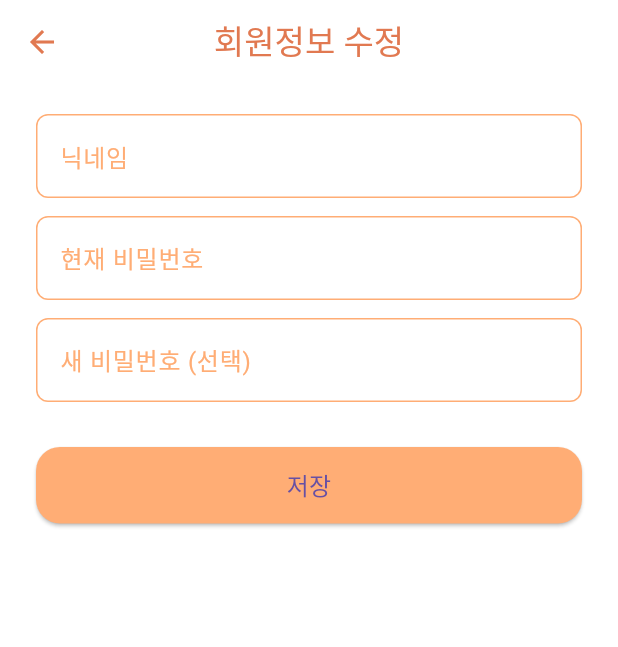
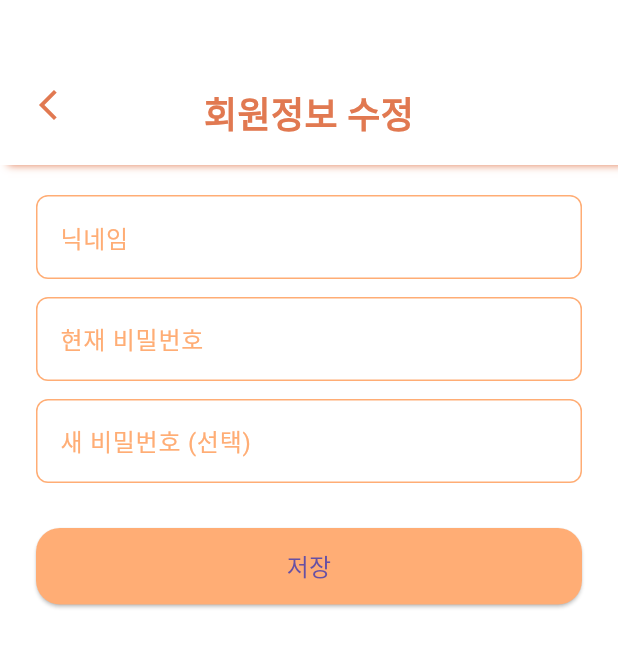
Before and after one commit to melodical-2025/melodical_app, a Flutter app: the AccounteditScreen screen opened by its route, on a phone screen of 412 x 824 dp. Shown: the top 647 px of the screen. Run offline on Flutter 3.47's test engine with Material 3 defaults, Android fonts, the light colour scheme and no system bars; our stand-ins replace flutter_rating_bar, flutter_secure_storage, google_fonts, google_sign_in; missing offline and left inert: flutter_naver_login, kakao_flutter_sdk_auth, kakao_flutter_sdk_user; accounts and stored records are empty; network calls fail.

Commit message:
account 및 accountedit 수정

```diff
--- a/lib/screens/accountedit_screen.dart
+++ b/lib/screens/accountedit_screen.dart
@@ -67,16 +67,15 @@ class _AccounteditScreenState extends State<AccounteditScreen> {
 
     _showSnack('정보가 수정되었습니다');
     setState(() => _isLoading = false);
+    if (!mounted) return;
     Navigator.pop(context);
   }
 
   void _showSnack(String msg) {
-    ScaffoldMessenger.of(context)
-        .showSnackBar(SnackBar(content: Text(msg)));
+    ScaffoldMessenger.of(context).showSnackBar(SnackBar(content: Text(msg)));
   }
 
-  InputDecoration _decor(String label,{bool readOnly=false})=>
-      InputDecoration(
+  InputDecoration _decor(String label,{bool readOnly=false}) => InputDecoration(
     labelText: label,
     filled: true,
     fillColor: readOnly? Colors.grey[100] : Colors.white,
@@ -94,13 +93,67 @@ class _AccounteditScreenState extends State<AccounteditScreen> {
   @override
   Widget build(BuildContext ctx) => Scaffold(
     backgroundColor: bgColor,
-    appBar: AppBar(
-      backgroundColor: bgColor,
-      elevation: 0,
-      centerTitle: true,
-      title: const Text('회원정보 수정', style: TextStyle(color: textColor)),
-      iconTheme: const IconThemeData(color: textColor),
+
+    appBar: PreferredSize(
+      preferredSize: const Size.fromHeight(110),
+      child: Container(
+        height: 110,
+        decoration: const BoxDecoration(
+          color: Colors.white,
+          boxShadow: [
+            BoxShadow(
+              color: Color(0xFFE17951),
+              blurRadius: 4,
+              offset: Offset(5, 0),
+              spreadRadius: 0,
             ),
+          ],
+        ),
+        child: SafeArea(
+          bottom: false,
+          child: Padding(
+            padding: const EdgeInsets.only(bottom: 16, left: 8, right: 8),
+            child: Stack(
+              alignment: Alignment.bottomCenter,
+              children: [
+                const Positioned(
+                  bottom: 0,
+                  left: 0,
+                  right: 0,
+                  child: Center(
+                    child: Text(
+                      '회원정보 수정',
+                      style: TextStyle(
+                        color: textColor,
+                        fontSize: 24,
+                        fontWeight: FontWeight.bold,
+                      ),
+                    ),
+                  ),
+                ),
+                Positioned(
+                  left: 0,
+                  bottom: 0,
+                  child: IconButton(
+                    icon: const Icon(Icons.arrow_back_ios_new, color: textColor),
+                    tooltip: '뒤로',
+                    onPressed: () {
+                      if (Navigator.of(context).canPop()) {
+                        Navigator.of(context).pop();
+                      } else {
+                        // 스택이 없으면 계정설정 화면으로
+                        Navigator.pushReplacementNamed(context, '/account');
+                      }
+                    },
+                  ),
+                ),
+              ],
+            ),
+          ),
+        ),
+      ),
+    ),
+
     body: Padding(
       padding: const EdgeInsets.symmetric(horizontal:24, vertical:20),
       child: Column(
@@ -108,27 +161,27 @@ class _AccounteditScreenState extends State<AccounteditScreen> {
           TextField(
             controller: _nickCtrl,
             decoration: _decor('닉네임'),
-            style: TextStyle(color: textColor),
+            style: const TextStyle(color: textColor),
           ),
           const SizedBox(height:12),
           TextField(
             controller: _currentCtrl,
             decoration: _decor('현재 비밀번호'),
             obscureText: true,
-            style: TextStyle(color: textColor),
+            style: const TextStyle(color: textColor),
           ),
           const SizedBox(height:12),
           TextField(
             controller: _newCtrl,
             decoration: _decor('새 비밀번호 (선택)'),
             obscureText: true,
-            style: TextStyle(color: textColor),
+            style: const TextStyle(color: textColor),
           ),
           const SizedBox(height:30),
           SizedBox(
             width: double.infinity,
             child: ElevatedButton(
-              onPressed: _isLoading? null : _saveChanges,
+              onPressed: _isLoading ? null : _saveChanges,
               style: ElevatedButton.styleFrom(
                 backgroundColor: primary,
                 padding: const EdgeInsets.symmetric(vertical:14),
```
Also changed, not shown: lib/screens/account_screen.dart (+38 -27 lines), 1 other file. Lines whose indentation alone changed are shown as unchanged.
